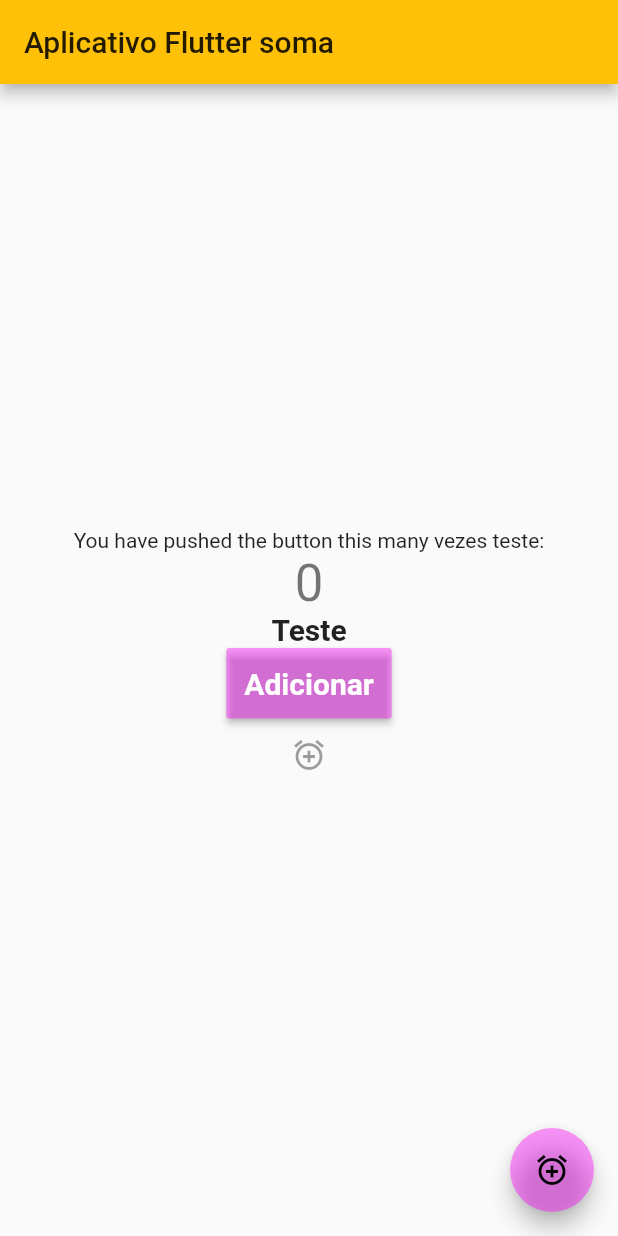
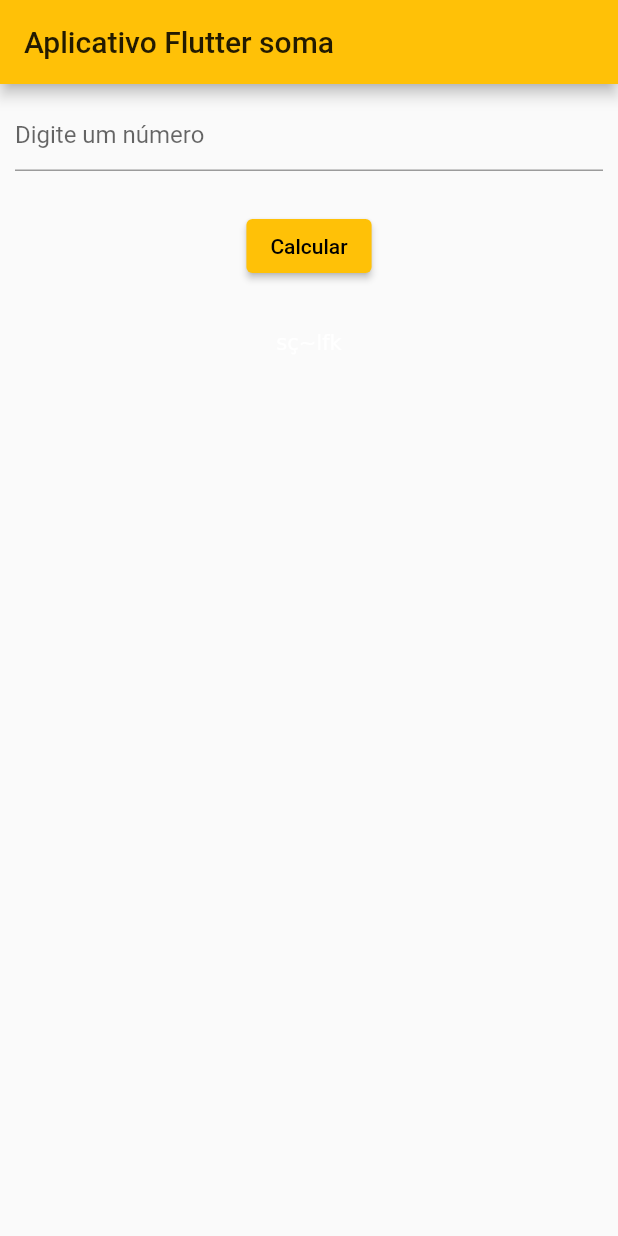
Before and after one commit to gregory-lp/app-teste, a Flutter app: the screen it shows after launch, on a phone screen of 412 x 824 dp. Run offline on Flutter 3.47's test engine with Material 2 defaults, Android fonts, the phone set to English and light mode, and no system bars.

Commit message:
Terceira mod

```diff
--- a/lib/main.dart
+++ b/lib/main.dart
@@ -1,4 +1,5 @@
 import 'package:flutter/material.dart';
+import 'package:flutter/services.dart';
 
 void main() {
   runApp(MyApp());
@@ -51,6 +52,10 @@ class MyHomePage extends StatefulWidget {
 
 class _MyHomePageState extends State<MyHomePage> {
   int _counter = 0;
+  var _estado = false;
+  final _formKey = GlobalKey<FormState>();
+  String _estadoPalavra = 'desligado';
+  int _resultado = 1;
 
   void _incrementCounter() {
     setState(() {
@@ -59,10 +64,30 @@ class _MyHomePageState extends State<MyHomePage> {
       // so that the display can reflect the updated values. If we changed
       // _counter without calling setState(), then the build method would not be
       // called again, and so nothing would appear to happen.
-      _counter+=2;
+      _counter += 2;
     });
   }
 
+  void _mudaEstado() {
+    setState(() {
+      if (_estado == false) {
+        _estado = true;
+        _estadoPalavra = 'ligado';
+      }
+      if (_estado == true) {
+        _estado = false;
+        _estadoPalavra = 'desligado';
+      }
+    });
+  }
+
+  void _multiplicaValor() {
+    setState(() {
+    _resultado *= _resultado;
+    });
+  }
+
+/*
   @override
   Widget build(BuildContext context) {
     // This method is rerun every time setState is called, for instance as done
@@ -131,8 +156,139 @@ class _MyHomePageState extends State<MyHomePage> {
         onPressed: _incrementCounter,
         tooltip: 'Increment',
         child: Icon(Icons.add_alarm_sharp),
-        backgroundColor: Color.fromARGB(100, 255, 0, 255),
+        backgroundColor: Color.fromARGB(50, 255, 0, 255),
       ), // This trailing comma makes auto-formatting nicer for build methods.
     );
   }
+  */
+/*
+  @override
+  Widget build(BuildContext context) {
+    // This method is rerun every time setState is called, for instance as done
+    // by the _incrementCounter method above.
+    //
+    // The Flutter framework has been optimized to make rerunning build methods
+    // fast, so that you can just rebuild anything that needs updating rather
+    // than having to individually change instances of widgets.
+    return Scaffold(
+      appBar: AppBar(
+        // Here we take the value from the MyHomePage object that was created by
+        // the App.build method, and use it to set our appbar title.
+        title: Text(widget.title),
+      ),
+      body: Container(
+        child: Row(
+          children: <Widget>[
+            Expanded(
+              flex: 1,
+              child: Column(
+                children: <Widget>[
+                  Text('$_estadoPalavra'),
+                ],
+              ),
+            ),
+            Column(
+              children: <Widget>[
+                IconButton(
+                  icon: Icon(Icons.add_circle_rounded),
+                  onPressed: _mudaEstado,
+                )
+              ],
+            ),
+            Column(
+              children: <Widget>[
+                Form(
+                  key: _formKey,
+                  child: Column(children: <Widget>[
+                    TextFormField(
+                      decoration: const InputDecoration(
+                        hintText: 'Digite um número',
+                      ),
+                      validator: (value) {
+                        if (value.isEmpty) {
+                          return 'campo vazio';
+                        }
+                        return null;
+                      },
+                    ),
+                    Padding(
+                        padding: const EdgeInsets.symmetric(vertical: 16.0),
+                        child: ElevatedButton(
+                          onPressed: () {
+                            if (_formKey.currentState.validate()) {}
+                          },
+                          child: Text('Submit'),
+                        )
+                    )
+                  ]
+                  ),
+                ),
+              ],
+            ),
+          ],
+        ),
+      ),
+    );
+  }*/
+
+  @override
+  Widget build(BuildContext context) {
+    // This method is rerun every time setState is called, for instance as done
+    // by the _incrementCounter method above.
+    //
+    // The Flutter framework has been optimized to make rerunning build methods
+    // fast, so that you can just rebuild anything that needs updating rather
+    // than having to individually change instances of widgets.
+    return Scaffold(
+      appBar: AppBar(
+        // Here we take the value from the MyHomePage object that was created by
+        // the App.build method, and use it to set our appbar title.
+        title: Text(widget.title),
+      ),
+      body: Column(
+        children: <Widget>[
+          Form(
+            key: _formKey,
+            child: Column(children: <Widget>[
+              Padding(
+                padding: const EdgeInsets.all(10.0),
+                child: TextFormField(
+                  decoration: const InputDecoration(
+                    hintText: 'Digite um número',
+                  ),
+                  validator: (value) {
+                    if (value.isEmpty) {
+                      return 'campo vazio';
+                    }
+                    return null;
+                  },
+                  inputFormatters: <TextInputFormatter>[
+                    FilteringTextInputFormatter.digitsOnly,
+                  ],
+                ),
+              ),
+              Padding(
+                  padding: const EdgeInsets.symmetric(vertical: 16.0),
+                  child: ElevatedButton(
+                    onPressed: _multiplicaValor,
+                    child: Text('Calcular'),
+                  ))
+            ]),
+          ),
+          Padding(
+            padding: const EdgeInsets.symmetric(vertical: 16.0),
+            child: RichText(
+              text: TextSpan(
+                text: 'sç~lfk',
+              ),
+              strutStyle: StrutStyle(
+                fontStyle: FontStyle.italic,
+                fontWeight: FontWeight.bold,
+              ),
+            ),
+          )
+        ],
+      ),
+    );
+  }
 }
```
